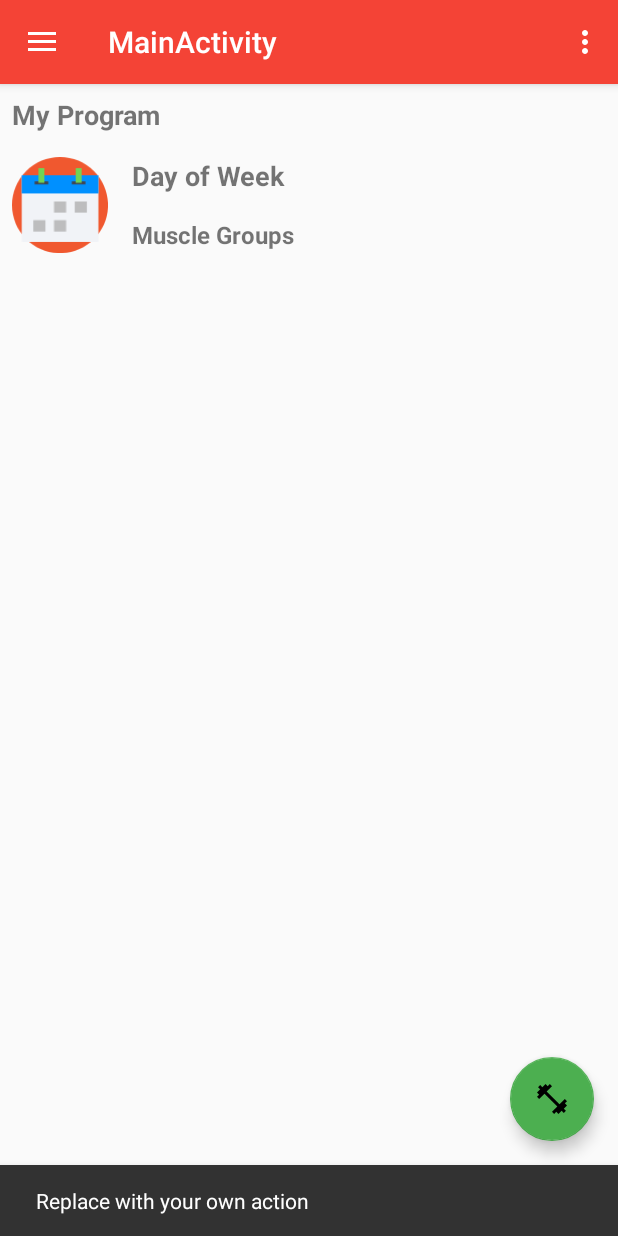
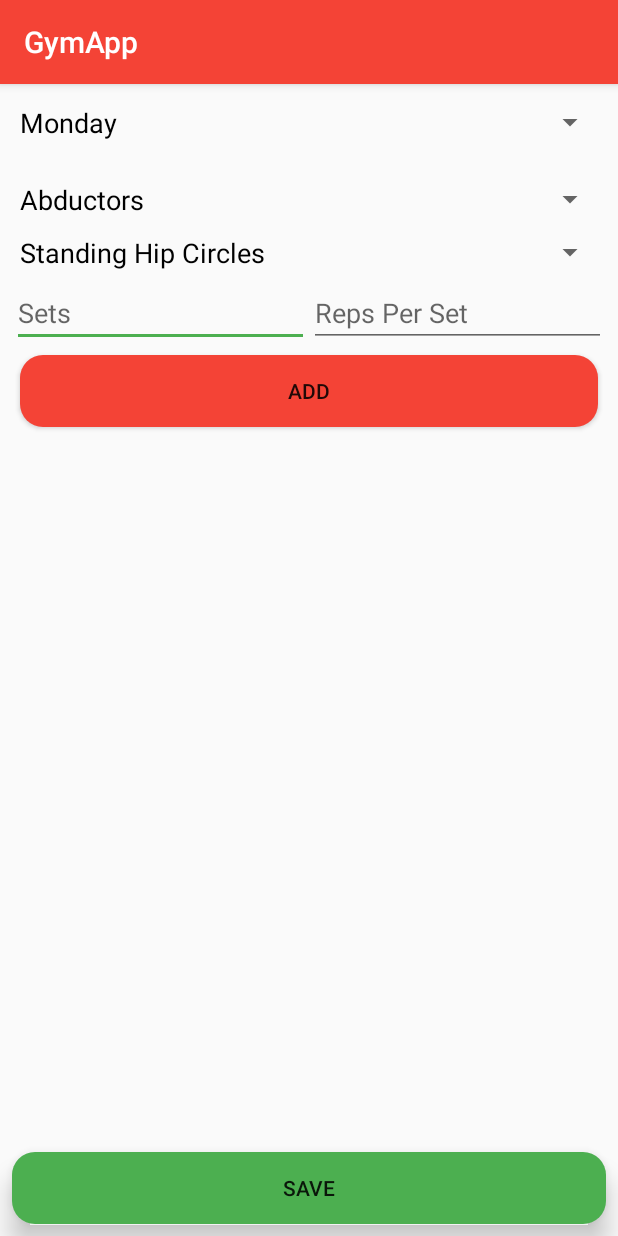
Before and after one commit to NecoHorne/Capstone-Project, an Android app: the screen it shows after launch (MainActivity before the commit, AddProgramActivity after it), after a tap on an icon or button, on a phone screen of 412 x 824 dp. Run offline under Robolectric (Android 15) with nearby library versions, the phone set to English and light mode, and no system bars.

Commit message:
Android App Update - Room DB converters added - AddProgramActivity added (TO FINISH)

```diff
--- a/GymAppAndroid/app/build.gradle
+++ b/GymAppAndroid/app/build.gradle
@@ -39,7 +39,6 @@ dependencies {
     implementation 'com.google.firebase:firebase-core:16.0.6'
     implementation 'com.google.firebase:firebase-database:16.0.5'
     implementation 'com.google.firebase:firebase-firestore:17.1.5'
-    implementation 'com.google.firebase:firebase-core:16.0.6'
     implementation 'com.google.firebase:firebase-messaging:17.3.4'
     implementation 'com.google.firebase:firebase-auth:16.1.0'
     implementation 'com.google.firebase:firebase-invites:16.0.6'
--- /dev/null
+++ b/GymAppAndroid/app/src/main/java/com/necohorne/gymapp/UI/Activities/AddProgramActivity.java
@@ -0,0 +1,138 @@
+package com.necohorne.gymapp.UI.Activities;
+
+import android.database.Cursor;
+import android.support.v7.app.AppCompatActivity;
+import android.os.Bundle;
+import android.support.v7.widget.RecyclerView;
+import android.util.Log;
+import android.view.View;
+import android.widget.AdapterView;
+import android.widget.ArrayAdapter;
+import android.widget.Button;
+import android.widget.EditText;
+import android.widget.Spinner;
+
+import com.necohorne.gymapp.Models.Exercise;
+import com.necohorne.gymapp.R;
+import com.necohorne.gymapp.Utils.Constants;
+import com.necohorne.gymapp.Utils.Data.ExerciseDatabaseAdapter;
+
+import java.util.ArrayList;
+
+public class AddProgramActivity extends AppCompatActivity {
+
+    private static String TAG = AddProgramActivity.class.getSimpleName();
+
+    private Spinner daySpinner;
+    private Spinner muscleSpinner;
+    private Spinner exerciseSpinner;
+    private RecyclerView mRecyclerView;
+    private Button addExerciseButton;
+    private Button saveButton;
+
+    //Data Objects
+    private String daySelected;
+    private String currentMuscle;
+    private String currentExercise;
+    private EditText setsEditText;
+    private EditText repsEditText;
+    private ArrayList<Exercise> mExerciseArrayList;
+    private Exercise mExercise;
+
+
+    @Override
+    protected void onCreate(Bundle savedInstanceState) {
+        super.onCreate(savedInstanceState);
+        setContentView(R.layout.activity_add_program);
+        initUi();
+        setDaySpinner();
+        setMuscleSpinner();
+    }
+
+    private void initUi() {
+        daySpinner = findViewById(R.id.day_spinner);
+        muscleSpinner = findViewById(R.id.muscle_spinner);
+        exerciseSpinner = findViewById(R.id.exercise_spinner);
+        mRecyclerView = findViewById(R.id.add_program_recycler);
+        repsEditText = findViewById(R.id.sets_edit_text);
+        setsEditText = findViewById(R.id.reps_edit_text);
+        addExerciseButton = findViewById(R.id.add_exercise_button);
+        saveButton = findViewById(R.id.program_save_btn);
+    }
+
+    private void setDaySpinner(){
+        //this method sets up the data for the day spinner
+        ArrayAdapter<CharSequence> muscleAdapter = ArrayAdapter.createFromResource(getApplicationContext(), R.array.days, R.layout.spinner_item );
+        muscleAdapter.setDropDownViewResource(android.R.layout.simple_spinner_dropdown_item);
+        daySpinner.setAdapter(muscleAdapter);
+        daySpinner.setOnItemSelectedListener( new AdapterView.OnItemSelectedListener() {
+            @Override
+            public void onItemSelected(AdapterView<?> parent, View view, int position, long id) {
+                daySelected = daySpinner.getSelectedItem().toString();
+            }
+
+            @Override
+            public void onNothingSelected(AdapterView<?> parent) {
+
+            }
+        } );
+    }
+
+    private void setMuscleSpinner(){
+        //this method sets up the data for the muscle spinner
+        ArrayAdapter<CharSequence> muscleAdapter = ArrayAdapter.createFromResource(getApplicationContext(), R.array.muscles, R.layout.spinner_item );
+        muscleAdapter.setDropDownViewResource(android.R.layout.simple_spinner_dropdown_item);
+        muscleSpinner.setAdapter(muscleAdapter);
+        muscleSpinner.setOnItemSelectedListener( new AdapterView.OnItemSelectedListener() {
+            @Override
+            public void onItemSelected(AdapterView<?> parent, View view, int position, long id) {
+                //get the current muscle selected
+                currentMuscle = muscleSpinner.getSelectedItem().toString();
+
+                //open data base
+                ExerciseDatabaseAdapter databaseAdapter = new ExerciseDatabaseAdapter(getApplicationContext());
+                databaseAdapter.createDatabase();
+                databaseAdapter.open();
+
+                //search the exercises that correspond to selected muscle
+                Cursor dataBaseCursor = databaseAdapter.getMuscleData(currentMuscle);
+                mExerciseArrayList = new ArrayList<>();
+                mExerciseArrayList = ExerciseDatabaseAdapter.getExercisesFromDb(dataBaseCursor);
+
+                //set exercise list for currently selected muscle
+                setExerciseSpinner(mExerciseArrayList);
+
+                //close db connection
+                databaseAdapter.close();
+            }
+
+            @Override
+            public void onNothingSelected(AdapterView<?> parent) {
+
+            }
+        } );
+    }
+
+    private void setExerciseSpinner(final ArrayList<Exercise> exerciseArrayList) {
+        //this method sets up the data for the muscle spinner
+
+        //create an adapter from the exercise arrayList
+        ArrayAdapter<Exercise> exerciseAdapter = new ArrayAdapter<>(getApplicationContext(), R.layout.spinner_item, exerciseArrayList);
+        exerciseAdapter.setDropDownViewResource(android.R.layout.simple_spinner_dropdown_item);
+        exerciseSpinner.setAdapter(exerciseAdapter);
+        exerciseSpinner.setOnItemSelectedListener( new AdapterView.OnItemSelectedListener() {
+            @Override
+            public void onItemSelected(AdapterView<?> parent, View view, int position, long id) {
+                //get the currently selected exercise
+                mExercise = exerciseArrayList.get(position);
+//                Log.d(TAG, "current exercise selected: " + mExercise.getName());
+            }
+
+            @Override
+            public void onNothingSelected(AdapterView<?> parent) {
+
+            }
+        } );
+
+    }
+}
--- a/GymAppAndroid/app/src/main/java/com/necohorne/gymapp/UI/Activities/MainActivity.java
+++ b/GymAppAndroid/app/src/main/java/com/necohorne/gymapp/UI/Activities/MainActivity.java
@@ -1,5 +1,6 @@
 package com.necohorne.gymapp.UI.Activities;
 
+import android.content.Intent;
 import android.database.Cursor;
 import android.os.Bundle;
 import android.support.design.widget.FloatingActionButton;
@@ -37,8 +38,8 @@ public class MainActivity extends AppCompatActivity
         fab.setOnClickListener(new View.OnClickListener() {
             @Override
             public void onClick(View view) {
-                Snackbar.make(view, "Replace with your own action", Snackbar.LENGTH_LONG)
-                        .setAction("Action", null).show();
+                Intent addProgram = new Intent(MainActivity.this, AddProgramActivity.class);
+                startActivity(addProgram);
             }
         });
 
@@ -53,19 +54,16 @@ public class MainActivity extends AppCompatActivity
         navigationView.setItemIconTintList(null);
 
         //DB Testing
-        ExerciseDatabaseAdapter mDbHelper = new ExerciseDatabaseAdapter(getApplicationContext());
-        mDbHelper.createDatabase();
-        mDbHelper.open();
-//        Cursor testdata = mDbHelper.getTestData();
-        Cursor testdata = mDbHelper.getMuscleData(Constants.ABDUCTORS);
-
-        ArrayList<Exercise> exerciseArrayList = new ArrayList<>();
-        exerciseArrayList = ExerciseDatabaseAdapter.getExercisesFromDb(testdata);
-        mDbHelper.close();
+//        ExerciseDatabaseAdapter mDbHelper = new ExerciseDatabaseAdapter(getApplicationContext());
+//        mDbHelper.createDatabase();
+//        mDbHelper.open();
+//        Cursor testdata = mDbHelper.getMuscleData(Constants.ABDUCTORS);
+//
+//        ArrayList<Exercise> exerciseArrayList = new ArrayList<>();
+//        exerciseArrayList = ExerciseDatabaseAdapter.getExercisesFromDb(testdata);
+//        mDbHelper.close();
 
     }
-
-
 
     @Override
     public void onBackPressed() {
@@ -79,19 +77,13 @@ public class MainActivity extends AppCompatActivity
 
     @Override
     public boolean onCreateOptionsMenu(Menu menu) {
-        // Inflate the menu; this adds items to the action bar if it is present.
         getMenuInflater().inflate(R.menu.main, menu);
         return true;
     }
 
     @Override
     public boolean onOptionsItemSelected(MenuItem item) {
-        // Handle action bar item clicks here. The action bar will
-        // automatically handle clicks on the Home/Up button, so long
-        // as you specify a parent activity in AndroidManifest.xml.
         int id = item.getItemId();
-
-        //noinspection SimplifiableIfStatement
         if(id == R.id.action_settings) {
             return true;
         }
@@ -105,17 +97,25 @@ public class MainActivity extends AppCompatActivity
         // Handle navigation view item clicks here.
         int id = item.getItemId();
 
-        if(id == R.id.nav_camera) {
-            // Handle the camera action
-        } else if(id == R.id.nav_gallery) {
-
-        } else if(id == R.id.nav_slideshow) {
-
-        } else if(id == R.id.nav_manage) {
-
-        } else if(id == R.id.nav_share) {
-
-        } else if(id == R.id.nav_send) {
+        switch(id){
+            case R.id.nav_camera:
+                //
+                break;
+            case R.id.nav_gallery:
+                //
+                break;
+            case R.id.nav_slideshow:
+                //
+                break;
+            case R.id.nav_manage:
+                //
+                break;
+            case R.id.nav_share:
+                //
+                break;
+            case R.id.nav_send:
+                //
+                break;
 
         }
 
--- a/GymAppAndroid/app/src/main/java/com/necohorne/gymapp/Utils/Data/ProgramDatabase.java
+++ b/GymAppAndroid/app/src/main/java/com/necohorne/gymapp/Utils/Data/ProgramDatabase.java
@@ -3,12 +3,14 @@ package com.necohorne.gymapp.Utils.Data;
 import android.arch.persistence.room.Database;
 import android.arch.persistence.room.Room;
 import android.arch.persistence.room.RoomDatabase;
+import android.arch.persistence.room.TypeConverters;
 import android.content.Context;
 import android.util.Log;
 
 import com.necohorne.gymapp.Models.Program;
 
 @Database(entities = {Program.class}, version = 1, exportSchema = false)
+@TypeConverters(SetConverter.class)
 public abstract class ProgramDatabase extends RoomDatabase {
 
     private static final String TAG = ProgramDatabase.class.getSimpleName();
--- /dev/null
+++ b/GymAppAndroid/app/src/main/res/drawable/accent_button_rectangle.xml
@@ -0,0 +1,7 @@
+<?xml version="1.0" encoding="utf-8"?>
+<shape
+    xmlns:android="http://schemas.android.com/apk/res/android"
+    android:shape="rectangle">
+    <corners android:radius="15dp"/>
+    <solid android:color="@color/colorAccent"/>
+</shape>
--- /dev/null
+++ b/GymAppAndroid/app/src/main/res/layout/activity_add_program.xml
@@ -0,0 +1,99 @@
+<?xml version="1.0" encoding="utf-8"?>
+<RelativeLayout xmlns:android="http://schemas.android.com/apk/res/android"
+    xmlns:app="http://schemas.android.com/apk/res-auto"
+    xmlns:tools="http://schemas.android.com/tools"
+    android:layout_width="match_parent"
+    android:layout_height="match_parent"
+    tools:context=".UI.Activities.AddProgramActivity">
+
+    <LinearLayout
+        android:layout_width="match_parent"
+        android:layout_height="match_parent"
+        android:orientation="vertical">
+
+        <Spinner
+            android:id="@+id/day_spinner"
+            android:layout_width="match_parent"
+            android:layout_height="wrap_content"
+            android:layout_margin="8dp"
+            android:entries="@array/days"
+            tools:layout_editor_absoluteX="8dp"
+            tools:layout_editor_absoluteY="16dp" />
+
+        <LinearLayout
+            android:layout_width="match_parent"
+            android:layout_height="wrap_content"
+            android:layout_margin="8dp"
+            android:orientation="vertical">
+
+            <Spinner
+                android:id="@+id/muscle_spinner"
+                android:layout_width="match_parent"
+                android:layout_height="wrap_content"
+                android:entries="@array/muscles" />
+
+            <Spinner
+                android:id="@+id/exercise_spinner"
+                android:layout_width="match_parent"
+                android:layout_height="wrap_content" />
+
+            <LinearLayout
+                android:layout_width="match_parent"
+                android:layout_height="match_parent"
+                android:orientation="horizontal"
+                android:weightSum="2">
+
+                <EditText
+                    android:id="@+id/sets_edit_text"
+                    android:layout_width="wrap_content"
+                    android:layout_height="wrap_content"
+                    android:layout_weight="1"
+                    android:ems="10"
+                    android:hint="Sets"
+                    android:inputType="number" />
+
+                <EditText
+                    android:id="@+id/reps_edit_text"
+                    android:layout_width="wrap_content"
+                    android:layout_height="wrap_content"
+                    android:layout_weight="1"
+                    android:ems="10"
+                    android:hint="Reps Per Set"
+                    android:inputType="number" />
+            </LinearLayout>
+
+            <Button
+                android:id="@+id/add_exercise_button"
+                android:layout_width="match_parent"
+                android:layout_height="wrap_content"
+                android:layout_margin="5dp"
+                android:background="@drawable/button_rectangle"
+                android:text="Add" />
+
+            <android.support.v7.widget.RecyclerView
+                android:id="@+id/add_program_recycler"
+                android:layout_width="match_parent"
+                android:layout_height="match_parent"
+                tools:listitem="@layout/add_program_list_item" />
+        </LinearLayout>
+
+    </LinearLayout>
+
+    <Button
+        android:id="@+id/program_save_btn"
+        android:layout_width="wrap_content"
+        android:layout_height="wrap_content"
+        android:layout_alignParentStart="true"
+        android:layout_alignParentEnd="true"
+        android:layout_alignParentBottom="true"
+        android:layout_marginStart="8dp"
+        android:layout_marginTop="8dp"
+        android:layout_marginEnd="8dp"
+        android:layout_marginBottom="8dp"
+        android:background="@drawable/accent_button_rectangle"
+        android:elevation="10dp"
+        android:padding="8dp"
+        android:stateListAnimator="@null"
+        android:text="Save" />
+
+</RelativeLayout>
--- a/GymAppAndroid/app/src/main/res/layout/exercise_block_list_layout.xml
+++ b/GymAppAndroid/app/src/main/res/layout/exercise_block_list_layout.xml
@@ -13,7 +13,6 @@
         <LinearLayout
             android:layout_width="match_parent"
             android:layout_height="wrap_content"
-            android:background="@drawable/common_google_signin_btn_icon_dark_normal_background"
             android:orientation="horizontal"
             android:weightSum="3">
 
--- /dev/null
+++ b/GymAppAndroid/app/src/main/res/layout/spinner_item.xml
@@ -0,0 +1,9 @@
+<?xml version="1.0" encoding="utf-8"?>
+
+<TextView xmlns:android="http://schemas.android.com/apk/res/android"
+    android:layout_width="match_parent"
+    android:layout_height="wrap_content"
+    android:gravity="left"
+    android:padding="5dp"
+    android:textColor="@color/Black"
+    android:textSize="18sp" />
--- a/GymAppAndroid/app/src/main/res/values/strings.xml
+++ b/GymAppAndroid/app/src/main/res/values/strings.xml
@@ -27,6 +27,36 @@
         <item>@drawable/olympic_lifting</item>
     </array>
 
+    <array name="muscles">
+        <item>Abductors</item>
+        <item>Abdominals</item>
+        <item>Adductors</item>
+        <item>Biceps</item>
+        <item>Calves</item>
+        <item>Chest</item>
+        <item>Forearms</item>
+        <item>Glutes</item>
+        <item>Hamstrings</item>
+        <item>Lats</item>
+        <item>Lower Back</item>
+        <item>Middle Back</item>
+        <item>Neck</item>
+        <item>Quadriceps</item>
+        <item>Shoulders</item>
+        <item>Traps</item>
+        <item>Triceps</item>
+    </array>
+
+    <array name="days">
+        <item>Monday</item>
+        <item>Tuesday</item>
+        <item>Wednesday</item>
+        <item>Thursday</item>
+        <item>Friday</item>
+        <item>Saturday</item>
+        <item>Sunday</item>
+    </array>
+
     <string name="title_activity_main">MainActivity</string>
     <string name="navigation_drawer_open">Open navigation drawer</string>
     <string name="navigation_drawer_close">Close navigation drawer</string>
@@ -36,6 +66,9 @@
 
     <!-- TODO: Remove or change this placeholder text -->
     <string name="hello_blank_fragment">Hello blank fragment</string>
+    <string name="title">Title</string>
+    <string name="delete">Delete</string>
+    <string name="subtitle">SubTitle</string>
 
 
 </resources>
```
Also changed, not shown: GymAppAndroid/app/src/main/AndroidManifest.xml (+3 -4 lines), GymAppAndroid/app/src/main/java/com/necohorne/gymapp/Models/Exercise.java (+2 -7 lines), GymAppAndroid/app/src/main/java/com/necohorne/gymapp/Models/MuscleSet.java (+8 -0 lines), GymAppAndroid/app/src/main/java/com/necohorne/gymapp/Models/Program.java (+1 -16 lines), GymAppAndroid/app/src/main/java/com/necohorne/gymapp/Utils/Data/ProgramDao.java (+6 -6 lines), GymAppAndroid/app/src/main/java/com/necohorne/gymapp/Utils/Data/SetConverter.java (added, +26 -0 lines), GymAppAndroid/app/src/main/java/com/necohorne/gymapp/Utils/RecyclerAdaptors/AddProgramRecyclerAdapter.java (added, +57 -0 lines), GymAppAndroid/app/src/main/res/layout/add_program_list_item.xml (added, +54 -0 lines), 1 other file.
